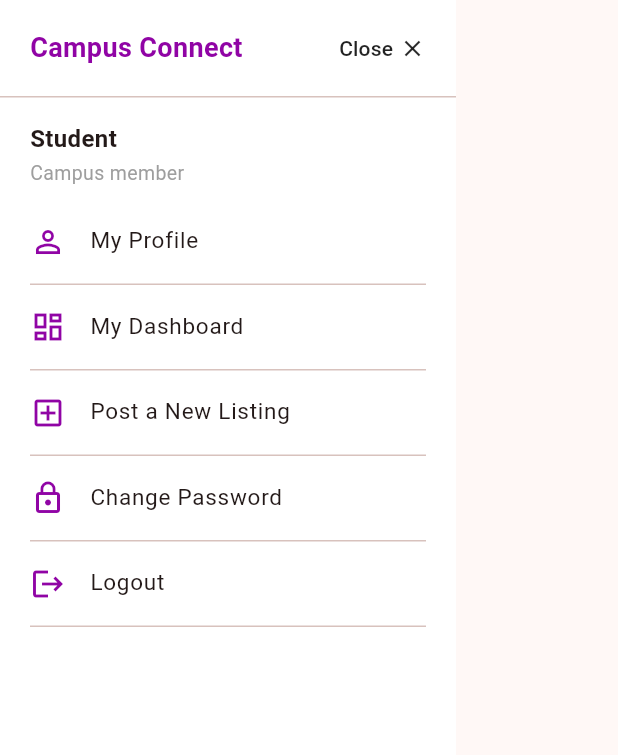
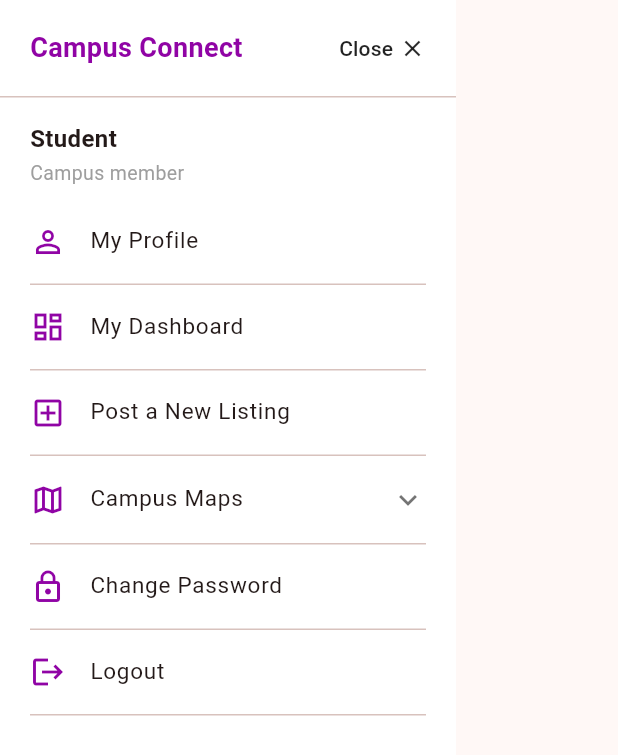
Before and after one commit to Junaid-Iqbal952/CampusConnect, a Flutter app: the AppDrawer widget shown alone on an empty page, opened directly, on a phone screen of 412 x 824 dp. Shown: the top 755 px of the screen. Run offline on Flutter 3.47's test engine with Material 3 defaults, Android fonts, the phone set to English and light mode, and no system bars; our stand-ins replace image_picker, shared_preferences; accounts and stored records are empty; network calls fail.

Commit message:
feat(maps): add Main and City campus map popup in AppDrawer

```diff
--- a/frontend/lib/app_drawer.dart
+++ b/frontend/lib/app_drawer.dart
@@ -21,6 +21,7 @@ class AppDrawer extends StatefulWidget {
 
 class _AppDrawerState extends State<AppDrawer> {
   String _userName = '';
+  bool _mapsExpanded = false;
 
   @override
   void initState() {
@@ -40,6 +41,71 @@ class _AppDrawerState extends State<AppDrawer> {
   void _open(Widget page) {
     Navigator.pop(context);
     Navigator.push(context, MaterialPageRoute(builder: (_) => page));
+  }
+
+  void _openCampusMap(
+    BuildContext rootContext, {
+    required String campusName,
+    required String assetPath,
+  }) {
+    Navigator.pop(context); // close the drawer first
+    showDialog<void>(
+      context: rootContext,
+      builder: (dialogContext) => Dialog(
+        backgroundColor: AppStyles.backgroundColor,
+        insetPadding: const EdgeInsets.all(16),
+        shape: RoundedRectangleBorder(borderRadius: BorderRadius.circular(12)),
+        child: Column(
+          mainAxisSize: MainAxisSize.min,
+          children: [
+            Padding(
+              padding: const EdgeInsets.fromLTRB(16, 12, 8, 8),
+              child: Row(
+                children: [
+                  Icon(Icons.map_outlined, color: AppStyles.primaryColor),
+                  const SizedBox(width: 8),
+                  Expanded(
+                    child: Text(
+                      campusName,
+                      style: const TextStyle(
+                        fontSize: 17,
+                        fontWeight: FontWeight.bold,
+                      ),
+                    ),
+                  ),
+                  IconButton(
+                    icon: const Icon(Icons.close),
+                    onPressed: () => Navigator.pop(dialogContext),
+                  ),
+                ],
+              ),
+            ),
+            const Divider(height: 1),
+            ConstrainedBox(
+              constraints: BoxConstraints(
+                maxHeight: MediaQuery.of(dialogContext).size.height * 0.7,
+              ),
+              child: InteractiveViewer(
+                minScale: 1.0,
+                maxScale: 4.0,
+                child: Image.asset(
+                  assetPath,
+                  fit: BoxFit.contain,
+                  errorBuilder: (_, __, ___) => const Padding(
+                    padding: EdgeInsets.all(24),
+                    child: Text(
+                      'Campus map image not found.',
+                      textAlign: TextAlign.center,
+                    ),
+                  ),
+                ),
+              ),
+            ),
+            const SizedBox(height: 12),
+          ],
+        ),
+      ),
+    );
   }
 
   @override
@@ -127,6 +193,7 @@ class _AppDrawerState extends State<AppDrawer> {
               label: 'Post a New Listing',
               onTap: () => _open(const CreateListingScreen()),
             ),
+            _campusMapsItem(context),
             _item(
               icon: Icons.lock_outline,
               label: 'Change Password',
@@ -143,6 +210,52 @@ class _AppDrawerState extends State<AppDrawer> {
             ),
           ],
         ),
+      ),
+    );
+  }
+
+  Widget _campusMapsItem(BuildContext rootContext) {
+    return Padding(
+      padding: const EdgeInsets.symmetric(horizontal: 20),
+      child: Column(
+        children: [
+          Theme(
+            data: Theme.of(context).copyWith(dividerColor: Colors.transparent),
+            child: ExpansionTile(
+              tilePadding: EdgeInsets.zero,
+              childrenPadding: EdgeInsets.zero,
+              leading: Icon(Icons.map_outlined, color: AppStyles.primaryColor),
+              title: const Text('Campus Maps', style: TextStyle(fontSize: 15)),
+              trailing: Icon(
+                _mapsExpanded ? Icons.expand_less : Icons.expand_more,
+                color: Colors.black54,
+              ),
+              onExpansionChanged: (expanded) =>
+                  setState(() => _mapsExpanded = expanded),
+              children: [
+                ListTile(
+  contentPadding: const EdgeInsets.only(left: 40),
+  title: const Text('Main Campus', style: TextStyle(fontSize: 14)),
+  onTap: () => _openCampusMap(
+    rootContext,
+    campusName: 'IBA Main Campus Map',
+    assetPath: 'assets/main_campus_map.jpg',
+  ),
+),
+ListTile(
+  contentPadding: const EdgeInsets.only(left: 40),
+  title: const Text('City Campus', style: TextStyle(fontSize: 14)),
+  onTap: () => _openCampusMap(
+    rootContext,
+    campusName: 'IBA City Campus Map',
+    assetPath: 'assets/city_campus_map.jpg',
+  ),
+),
+              ],
+            ),
+          ),
+          const Divider(height: 1),
+        ],
       ),
     );
   }
--- a/frontend/pubspec.yaml
+++ b/frontend/pubspec.yaml
@@ -62,7 +62,10 @@ flutter:
 
   # To add assets to your application, add an assets section, like this:
   assets:
-   - assets/logo.png
+    - assets/logo.png
+    - assets/main_campus_map.jpg
+    - assets/city_campus_map.jpg
+
   #   - images/a_dot_burr.jpeg
   #   - images/a_dot_ham.jpeg
 
```
Also changed, not shown: frontend/assets/city_campus_map.jpg (added), frontend/assets/main_campus_map.jpg (added).
